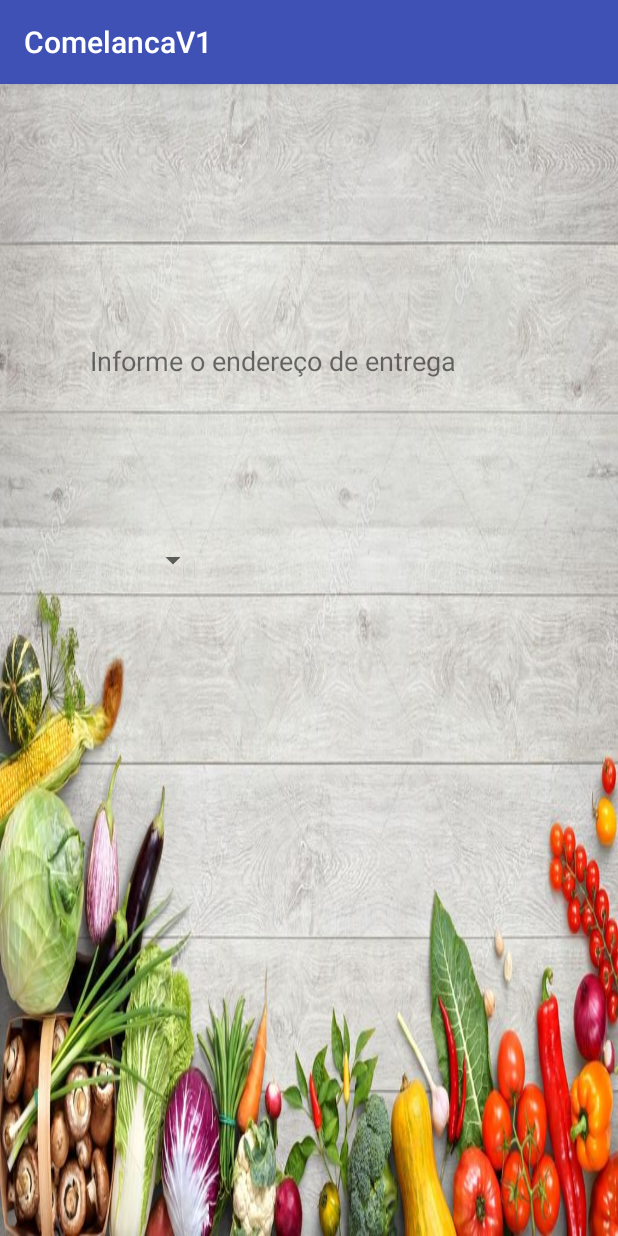
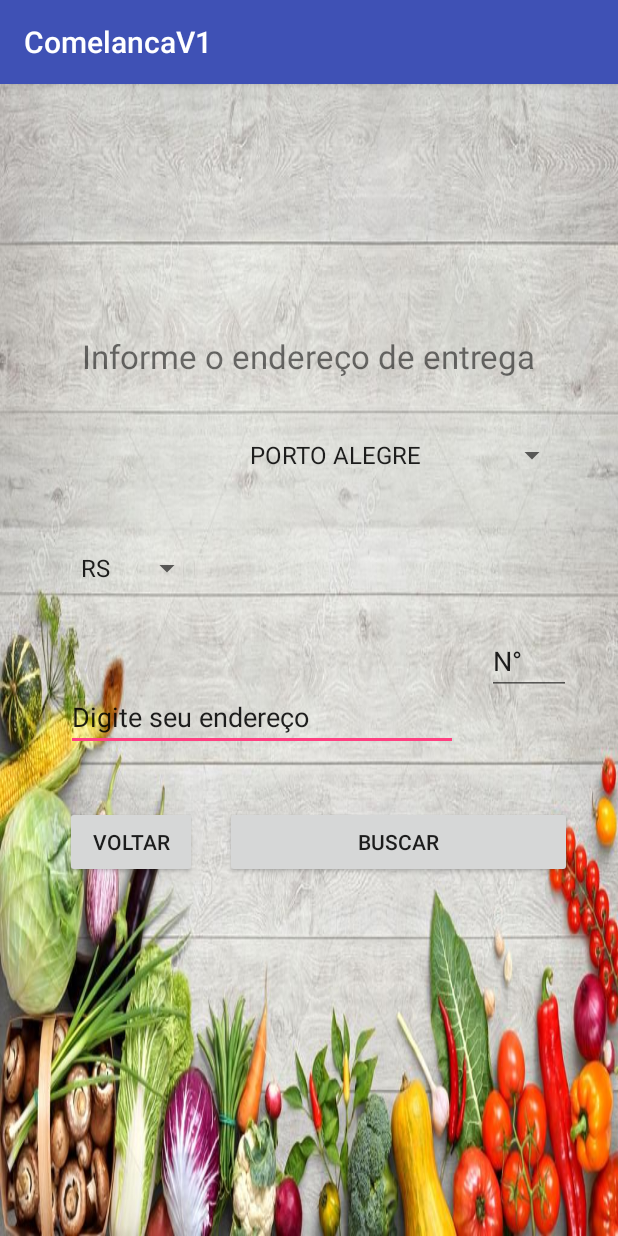
Before and after one commit to jsrrocha/ComelancaV1, an Android app: the AddressActivity screen opened directly, with no data from a screen before it, on a phone screen of 412 x 824 dp. Run offline under Robolectric (Android 15) with nearby library versions, the phone set to English and light mode, and no system bars.

Commit message:
commit 3 - finish page 2 Address

```diff
--- a/app/src/main/java/com/example/jessica/comelancav1/AddressActivity.java
+++ b/app/src/main/java/com/example/jessica/comelancav1/AddressActivity.java
@@ -1,7 +1,9 @@
 package com.example.jessica.comelancav1;
 
+import android.content.Intent;
 import android.os.Bundle;
 import android.support.v7.app.AppCompatActivity;
+import android.view.View;
 
 public class AddressActivity extends AppCompatActivity {
 
@@ -11,4 +13,14 @@ public class AddressActivity extends AppCompatActivity {
         setContentView(R.layout.activity_address);
 
     }
+
+    public void openMainActivity(View view) {
+        Intent intent = new Intent(this, MainActivity.class);
+        startActivity(intent);
+    }
+
+    public void openListRestaurantActivity(View view) {
+        Intent intent = new Intent(this, ListRestaurantActivity.class);
+        startActivity(intent);
+    }
 }
--- a/app/src/main/java/com/example/jessica/comelancav1/MainActivity.java
+++ b/app/src/main/java/com/example/jessica/comelancav1/MainActivity.java
@@ -12,10 +12,8 @@ public class MainActivity extends AppCompatActivity {
         super.onCreate(savedInstanceState);
         setContentView(R.layout.activity_main);
         this.setTitle("ComeLança");
-
-
     }
-    public void openAddress(View view) {
+    public void openAddressActivity(View view) {
         Intent intent = new Intent(this, AddressActivity.class);
         startActivity(intent);
     }
--- a/app/src/main/res/layout/activity_address.xml
+++ b/app/src/main/res/layout/activity_address.xml
@@ -13,32 +13,120 @@
         android:layout_width="wrap_content"
         android:layout_height="wrap_content"
         android:layout_marginBottom="15dp"
-        android:layout_marginEnd="94dp"
-        android:layout_marginLeft="45dp"
-        android:layout_marginRight="94dp"
-        android:layout_marginStart="45dp"
+        android:layout_marginEnd="69dp"
+        android:layout_marginLeft="69dp"
+        android:layout_marginRight="69dp"
+        android:layout_marginStart="69dp"
         android:layout_marginTop="91dp"
         android:text="Informe o endereço de entrega"
-        android:textSize="18sp"
+        android:textSize="22sp"
         app:layout_constraintBottom_toTopOf="@+id/spinnerState"
         app:layout_constraintEnd_toEndOf="parent"
         app:layout_constraintStart_toStartOf="parent"
-        app:layout_constraintTop_toTopOf="parent" />
+        app:layout_constraintTop_toTopOf="parent"
+        app:layout_constraintVertical_bias="0.0" />
 
     <Spinner
         android:id="@+id/spinnerState"
-        android:layout_width="81dp"
-        android:layout_height="20dp"
-        android:layout_marginBottom="360dp"
-        android:layout_marginEnd="259dp"
-        android:layout_marginLeft="44dp"
-        android:layout_marginRight="259dp"
-        android:layout_marginStart="44dp"
-        android:layout_marginTop="15dp"
-
+        android:layout_width="89dp"
+        android:layout_height="40dp"
+        android:layout_marginBottom="350dp"
+        android:layout_marginEnd="7dp"
+        android:layout_marginLeft="36dp"
+        android:layout_marginRight="7dp"
+        android:layout_marginStart="36dp"
+        android:layout_marginTop="16dp"
+        android:entries="@array/states"
         app:layout_constraintBottom_toBottomOf="parent"
-        app:layout_constraintEnd_toEndOf="parent"
+        app:layout_constraintEnd_toStartOf="@+id/spinnerCities"
         app:layout_constraintStart_toStartOf="parent"
         app:layout_constraintTop_toBottomOf="@+id/textView" />
 
+    <Spinner
+        android:id="@+id/spinnerCities"
+        android:layout_width="220dp"
+        android:layout_height="40dp"
+        android:layout_marginBottom="342dp"
+        android:layout_marginEnd="23dp"
+        android:layout_marginLeft="6dp"
+        android:layout_marginRight="23dp"
+        android:layout_marginStart="6dp"
+        android:layout_marginTop="31dp"
+        android:entries="@array/cities"
+        app:layout_constraintBottom_toBottomOf="parent"
+        app:layout_constraintEnd_toEndOf="parent"
+        app:layout_constraintStart_toEndOf="@+id/spinnerState"
+        app:layout_constraintTop_toBottomOf="@+id/textView"
+        app:layout_constraintVertical_bias="0.0" />
+
+    <EditText
+        android:id="@+id/editTextAddress"
+        android:layout_width="261dp"
+        android:layout_height="40dp"
+        android:layout_marginBottom="279dp"
+        android:layout_marginEnd="5dp"
+        android:layout_marginLeft="36dp"
+        android:layout_marginRight="5dp"
+        android:layout_marginStart="36dp"
+        android:layout_marginTop="18dp"
+        android:ems="10"
+        android:inputType="textPersonName"
+        android:text="Digite seu endereço"
+        app:layout_constraintBottom_toBottomOf="parent"
+        app:layout_constraintEnd_toStartOf="@+id/editTextNum"
+        app:layout_constraintStart_toStartOf="parent"
+        app:layout_constraintTop_toBottomOf="@+id/spinnerState" />
+
+    <EditText
+        android:id="@+id/editTextNum"
+        android:layout_width="56dp"
+        android:layout_height="40dp"
+        android:layout_marginBottom="279dp"
+        android:layout_marginEnd="23dp"
+        android:layout_marginLeft="5dp"
+        android:layout_marginRight="23dp"
+        android:layout_marginStart="5dp"
+        android:layout_marginTop="18dp"
+        android:ems="10"
+        android:inputType="textPersonName"
+        android:text="N°"
+        app:layout_constraintBottom_toBottomOf="parent"
+        app:layout_constraintEnd_toEndOf="parent"
+        app:layout_constraintStart_toEndOf="@+id/editTextAddress"
+        app:layout_constraintTop_toBottomOf="@+id/spinnerCities" />
+
+    <Button
+        android:id="@+id/button3"
+        android:layout_width="wrap_content"
+        android:layout_height="wrap_content"
+        android:layout_marginBottom="216dp"
+        android:layout_marginEnd="6dp"
+        android:layout_marginLeft="36dp"
+        android:layout_marginRight="6dp"
+        android:layout_marginStart="36dp"
+        android:layout_marginTop="14dp"
+        android:text="Voltar"
+        android:onClick="openMainActivity"
+        app:layout_constraintBottom_toBottomOf="parent"
+        app:layout_constraintEnd_toStartOf="@+id/button4"
+        app:layout_constraintStart_toStartOf="parent"
+        app:layout_constraintTop_toBottomOf="@+id/editTextAddress" />
+
+    <Button
+        android:id="@+id/button4"
+        android:layout_width="231dp"
+        android:layout_height="wrap_content"
+        android:layout_marginBottom="216dp"
+        android:layout_marginEnd="23dp"
+        android:layout_marginLeft="6dp"
+        android:layout_marginRight="23dp"
+        android:layout_marginStart="6dp"
+        android:layout_marginTop="14dp"
+        android:text="BUSCAR"
+        android:onClick="openListRestaurantActivity"
+        app:layout_constraintBottom_toBottomOf="parent"
+        app:layout_constraintEnd_toEndOf="parent"
+        app:layout_constraintStart_toEndOf="@+id/button3"
+        app:layout_constraintTop_toBottomOf="@+id/editTextAddress" />
+
 </android.support.constraint.ConstraintLayout>
--- a/app/src/main/res/layout/activity_main.xml
+++ b/app/src/main/res/layout/activity_main.xml
@@ -35,7 +35,7 @@
         android:layout_marginStart="2dp"
         android:layout_marginTop="208dp"
         android:text="OK"
-        android:onClick="openAddress"
+        android:onClick="openAddressActivity"
         app:layout_constraintBottom_toBottomOf="parent"
         app:layout_constraintEnd_toEndOf="parent"
         app:layout_constraintStart_toEndOf="@+id/textCep"
--- a/app/src/main/res/values-mcc123/arrays.xml
+++ /dev/null
@@ -1,4 +0,0 @@
-<?xml version="1.0" encoding="utf-8"?>
-<resources>
-    <string-array name="states">RS;SC</string-array>
-</resources>
--- /dev/null
+++ b/app/src/main/res/values/arrays.xml
@@ -0,0 +1,12 @@
+<?xml version="1.0" encoding="utf-8"?>
+<resources>
+    <string-array name="states">
+        <item>RS</item>
+        <item>SP</item>
+    </string-array>
+
+    <string-array name="cities">
+        <item>PORTO ALEGRE</item>
+        <item>SÃO PAULO</item>
+    </string-array>
+</resources>
```
